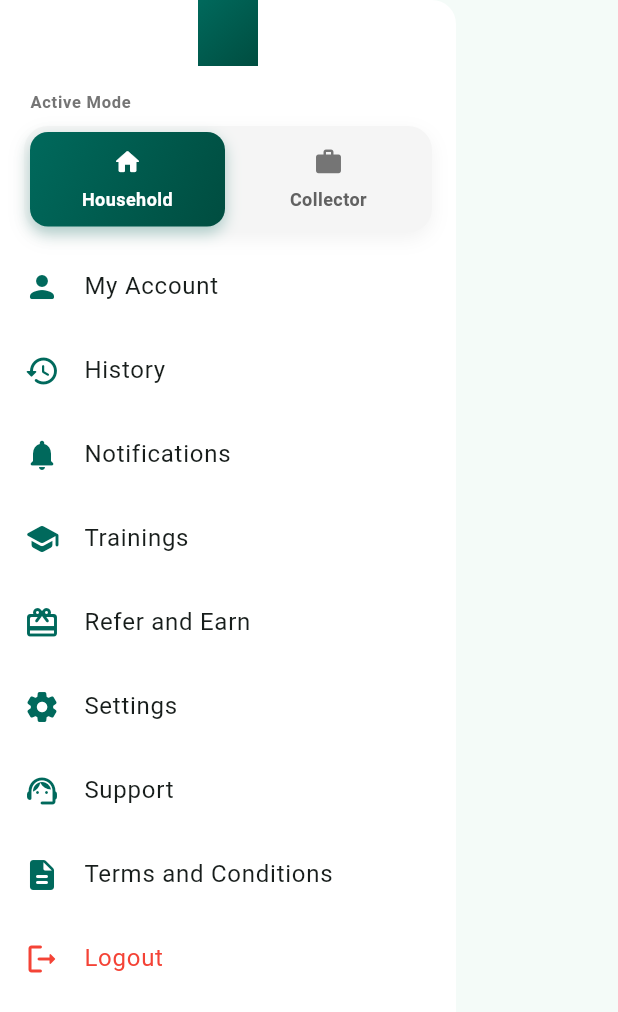
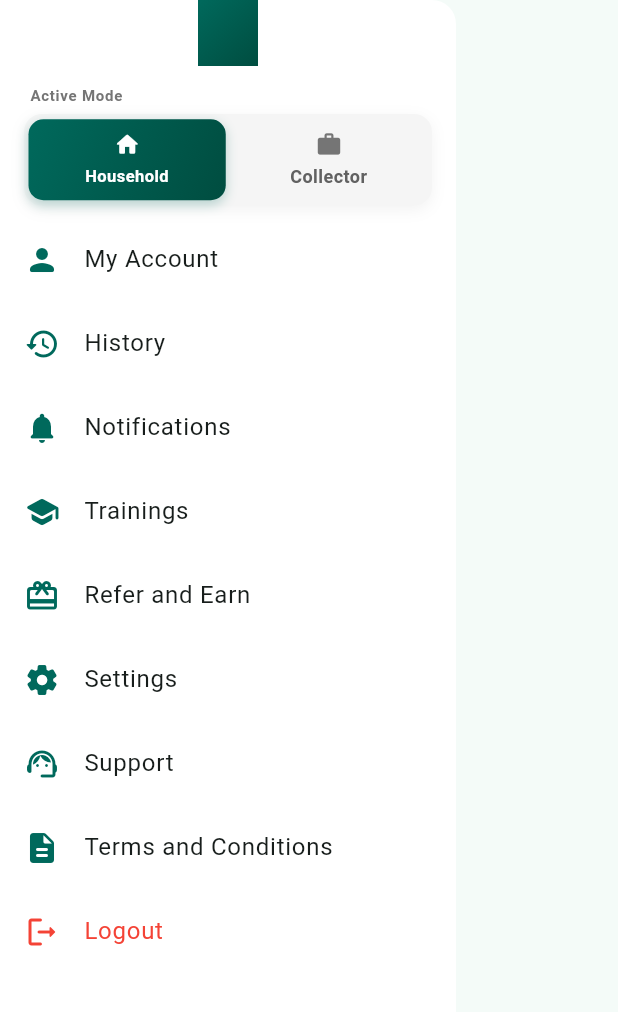
Before and after one commit to yassine222/Bottleji-platform, a Flutter app: the AppDrawer widget shown alone on an empty page, opened directly, on a phone screen of 412 x 824 dp. Shown: the top 1012 px of the screen. Run offline on Flutter 3.47's test engine with Material 3 defaults, Android fonts, the phone set to English and light mode, and no system bars; our stand-ins replace chewie, connectivity_plus, dio, firebase_auth, firebase_core, firebase_messaging and 14 more; missing offline and left inert: app_settings, google_maps_webservice; accounts and stored records are empty; generated files the repository leaves out were written again; network calls fail.

Commit message:
Make mode selector compact and reorganize bottom nav tabs
- Make mode selector buttons more compact
  - Reduced margins, padding, font sizes, icon sizes
  - Smaller shadows and border radius
  - More efficient use of vertical space

- Reorganize bottom navigation tabs
  - New order: Home → Drops → Rewards → Stats
  - Changed 'Tips' to 'Rewards' with gift card icon
  - Badge count now on Drops tab (index 1)
  - Updated screen mapping to match new order

- Fix notification icon navigation error
  - Changed from pushNamed to push with MaterialPageRoute
  - Added missing NotificationsScreen import
  - Resolves route generator error

```diff
--- a/botleji/lib/core/widgets/app_drawer.dart
+++ b/botleji/lib/core/widgets/app_drawer.dart
@@ -527,17 +527,17 @@ class _AppDrawerState extends ConsumerState<AppDrawer> {
 
           // Modern Mode Selector with Animation
           Container(
-            margin: const EdgeInsets.fromLTRB(16, 16, 16, 8),
+            margin: const EdgeInsets.fromLTRB(16, 12, 16, 8),
             child: Column(
               crossAxisAlignment: CrossAxisAlignment.start,
               children: [
                 Padding(
-                  padding: const EdgeInsets.only(left: 4, bottom: 8),
+                  padding: const EdgeInsets.only(left: 4, bottom: 6),
                   child: Text(
                     'Active Mode',
                     style: TextStyle(
                       color: isDarkMode ? Colors.grey[400] : Colors.grey[600],
-                      fontSize: 11,
+                      fontSize: 10,
                       fontWeight: FontWeight.w600,
                       letterSpacing: 0.5,
                     ),
@@ -546,16 +546,16 @@ class _AppDrawerState extends ConsumerState<AppDrawer> {
                 Container(
                   decoration: BoxDecoration(
                     color: isDarkMode ? Colors.grey[850] : Colors.grey[100],
-                    borderRadius: BorderRadius.circular(16),
+                    borderRadius: BorderRadius.circular(12),
                     boxShadow: [
                       BoxShadow(
                         color: Colors.black.withOpacity(0.05),
-                        blurRadius: 10,
-                        offset: const Offset(0, 4),
+                        blurRadius: 8,
+                        offset: const Offset(0, 3),
                       ),
                     ],
                   ),
-                  padding: const EdgeInsets.all(4),
+                  padding: const EdgeInsets.all(3),
                   child: Row(
                     children: [
                       Expanded(
@@ -564,7 +564,7 @@ class _AppDrawerState extends ConsumerState<AppDrawer> {
                           child: AnimatedContainer(
                             duration: const Duration(milliseconds: 200),
                             curve: Curves.easeInOut,
-                            padding: const EdgeInsets.symmetric(vertical: 10, horizontal: 8),
+                            padding: const EdgeInsets.symmetric(vertical: 8, horizontal: 6),
                             decoration: BoxDecoration(
                               gradient: currentUserMode.when(
                                 data: (mode) => mode == UserMode.household
@@ -594,14 +594,14 @@ class _AppDrawerState extends ConsumerState<AppDrawer> {
                                       ],
                                     ),
                               ),
-                              borderRadius: BorderRadius.circular(12),
+                              borderRadius: BorderRadius.circular(10),
                               boxShadow: currentUserMode.when(
                                 data: (mode) => mode == UserMode.household
                                     ? [
                                         BoxShadow(
-                                          color: const Color(0xFF00695C).withOpacity(0.3),
-                                          blurRadius: 8,
-                                          offset: const Offset(0, 4),
+                                          color: const Color(0xFF00695C).withOpacity(0.25),
+                                          blurRadius: 6,
+                                          offset: const Offset(0, 3),
                                         ),
                                       ]
                                     : [],
@@ -618,9 +618,9 @@ class _AppDrawerState extends ConsumerState<AppDrawer> {
                                     loading: () => Colors.white,
                                     error: (_, __) => Colors.white,
                                   ),
-                                  size: 20,
+                                  size: 18,
                                 ),
-                                const SizedBox(height: 6),
+                                const SizedBox(height: 4),
                                 Text(
                                   'Household',
                                   textAlign: TextAlign.center,
@@ -631,7 +631,7 @@ class _AppDrawerState extends ConsumerState<AppDrawer> {
                                       error: (_, __) => Colors.white,
                                     ),
                                     fontWeight: FontWeight.w700,
-                                    fontSize: 12,
+                                    fontSize: 11,
                                     letterSpacing: 0.3,
                                   ),
                                 ),
@@ -640,14 +640,14 @@ class _AppDrawerState extends ConsumerState<AppDrawer> {
                           ),
                         ),
                       ),
-                      const SizedBox(width: 4),
+                      const SizedBox(width: 3),
                       Expanded(
                         child: GestureDetector(
                           onTap: () => _handleRoleChange(context, UserMode.collector),
                           child: AnimatedContainer(
                             duration: const Duration(milliseconds: 200),
                             curve: Curves.easeInOut,
-                            padding: const EdgeInsets.symmetric(vertical: 10, horizontal: 8),
+                            padding: const EdgeInsets.symmetric(vertical: 8, horizontal: 6),
                             decoration: BoxDecoration(
                               gradient: currentUserMode.when(
                                 data: (mode) => mode == UserMode.collector
@@ -663,14 +663,14 @@ class _AppDrawerState extends ConsumerState<AppDrawer> {
                                 loading: () => null,
                                 error: (_, __) => null,
                               ),
-                              borderRadius: BorderRadius.circular(12),
+                              borderRadius: BorderRadius.circular(10),
                               boxShadow: currentUserMode.when(
                                 data: (mode) => mode == UserMode.collector
                                     ? [
                                         BoxShadow(
-                                          color: const Color(0xFF00695C).withOpacity(0.3),
-                                          blurRadius: 8,
-                                          offset: const Offset(0, 4),
+                                          color: const Color(0xFF00695C).withOpacity(0.25),
+                                          blurRadius: 6,
+                                          offset: const Offset(0, 3),
                                         ),
                                       ]
                                     : [],
@@ -687,9 +687,9 @@ class _AppDrawerState extends ConsumerState<AppDrawer> {
                                     loading: () => Colors.grey[600],
                                     error: (_, __) => Colors.grey[600],
                                   ),
-                                  size: 20,
+                                  size: 18,
                                 ),
-                                const SizedBox(height: 6),
+                                const SizedBox(height: 4),
                                 userAsync.when(
                             data: (user) {
                               if (user == null) {
@@ -741,7 +741,7 @@ class _AppDrawerState extends ConsumerState<AppDrawer> {
                                           error: (_, __) => Colors.grey[600],
                                     ),
                                     fontWeight: FontWeight.w700,
-                                        fontSize: 13,
+                                    fontSize: 11,
                                     letterSpacing: 0.3,
                                       ),
                                     );
@@ -756,7 +756,7 @@ class _AppDrawerState extends ConsumerState<AppDrawer> {
                                           error: (_, __) => Colors.grey[600],
                                     ),
                                     fontWeight: FontWeight.w700,
-                                        fontSize: 13,
+                                    fontSize: 11,
                                     letterSpacing: 0.3,
                                       ),
                                     );
@@ -772,7 +772,7 @@ class _AppDrawerState extends ConsumerState<AppDrawer> {
                                             error: (_, __) => Colors.grey[600],
                                     ),
                                     fontWeight: FontWeight.w700,
-                                          fontSize: 13,
+                                    fontSize: 11,
                                     letterSpacing: 0.3,
                                         ),
                                       );
@@ -787,7 +787,7 @@ class _AppDrawerState extends ConsumerState<AppDrawer> {
                                             error: (_, __) => Colors.grey[600],
                                     ),
                                     fontWeight: FontWeight.w700,
-                                          fontSize: 13,
+                                    fontSize: 11,
                                     letterSpacing: 0.3,
                                         ),
                                       );
@@ -822,7 +822,7 @@ class _AppDrawerState extends ConsumerState<AppDrawer> {
                                     error: (_, __) => Colors.grey[600],
                                     ),
                                     fontWeight: FontWeight.w700,
-                                  fontSize: 13,
+                                    fontSize: 11,
                                     letterSpacing: 0.3,
                                 ),
                               );
@@ -837,7 +837,7 @@ class _AppDrawerState extends ConsumerState<AppDrawer> {
                                   error: (_, __) => Colors.grey[600],
                                     ),
                                     fontWeight: FontWeight.w700,
-                                fontSize: 13,
+                                    fontSize: 11,
                                     letterSpacing: 0.3,
                               ),
                             ),
@@ -851,7 +851,7 @@ class _AppDrawerState extends ConsumerState<AppDrawer> {
                                   error: (_, __) => Colors.grey[600],
                                     ),
                                     fontWeight: FontWeight.w700,
-                                fontSize: 13,
+                                    fontSize: 11,
                                     letterSpacing: 0.3,
                               ),
                             ),
```
Also changed, not shown: botleji/lib/features/home/presentation/screens/home_screen.dart (+44 -114 lines), botleji/lib/features/navigation/presentation/widgets/bottom_nav_bar.dart (+10 -10 lines). Lines whose indentation alone changed are shown as unchanged.
